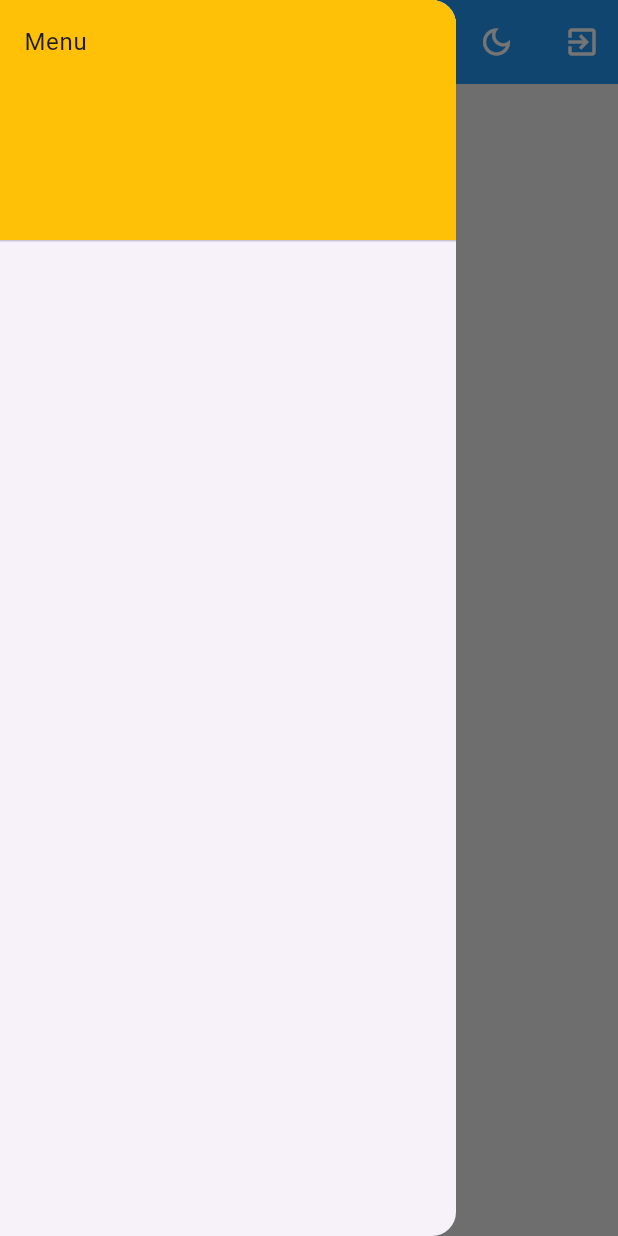
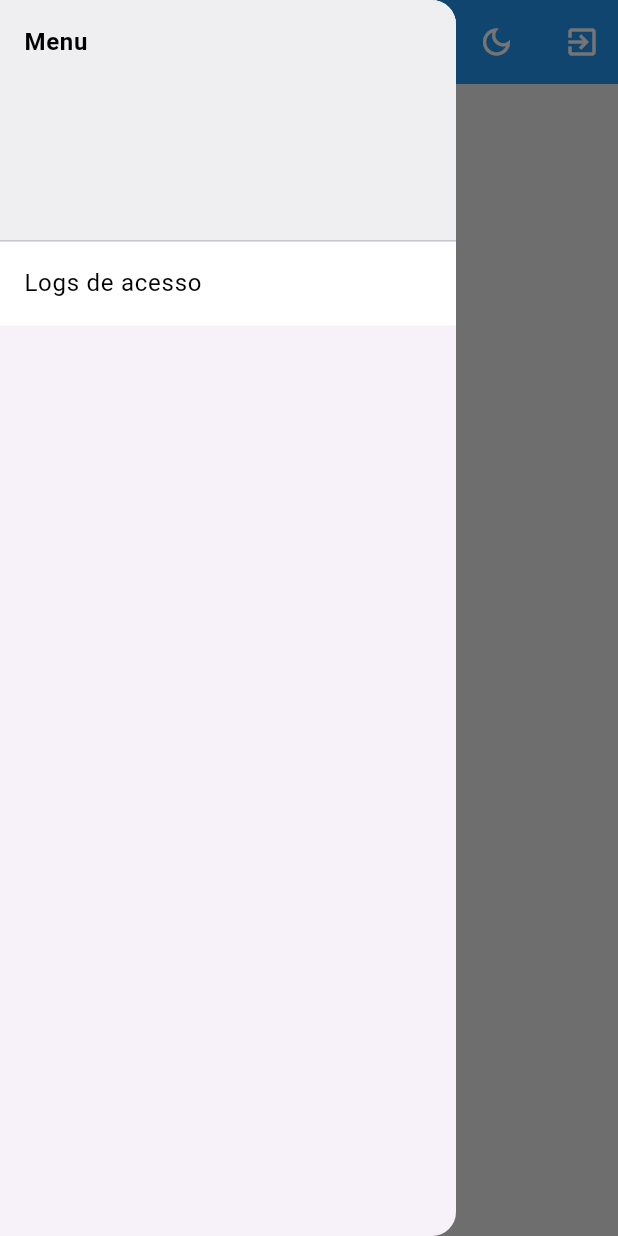
Before and after one commit to Roddzzz/lock-unlock-arduino, a Flutter app: the HubScreen screen opened by its route, with the side drawer open, on a phone screen of 412 x 824 dp. Run offline on Flutter 3.47's test engine with Material 3 defaults, Android fonts, the phone set to English and light mode, and no system bars; our stand-ins replace cloud_firestore, cloud_functions, firebase_auth, firebase_core, google_fonts; accounts and stored records are empty.

```diff
--- a/lib/screens/hub_management.dart
+++ b/lib/screens/hub_management.dart
@@ -41,14 +41,7 @@ class HubScreen extends StatelessWidget {
         ],
       ),
       drawer: Drawer(
-        child: ListView(
-          children: [
-            const DrawerHeader(
-              child: Text("Menu"),
-              decoration: BoxDecoration(color: Colors.amber),
-            ),
-          ],
-        ),
+        child: buildDrawerItems(context),
       ),
       body: Padding(
         padding: EdgeInsets.symmetric(horizontal: 20, vertical: 30),
@@ -222,11 +215,53 @@ class HubScreen extends StatelessWidget {
   Widget buildDrawerMenuIcon(BuildContext context) {
     Color c = context.select((ThemeProvider t) => t.staticColorText);
     return Builder(
-          builder:
-              (innerctx) => IconButton(
-                onPressed: () => Scaffold.of(innerctx).openDrawer(),
-                icon: Icon(Icons.menu, color: c),
+      builder:
+          (innerctx) => IconButton(
+            onPressed: () => Scaffold.of(innerctx).openDrawer(),
+            icon: Icon(Icons.menu, color: c),
+          ),
+    );
+  }
+
+  Widget buildDrawerItem(int index, ThemeProvider t, BuildContext context) {
+    switch (index) {
+      case 0:
+        return DrawerHeader(
+              margin: EdgeInsets.zero,
+              decoration: BoxDecoration(
+                color: t.backgroundColor,
               ),
+              child: Text(
+                "Menu",
+                style: TextStyle(
+                  color: t.secondaryColorText,
+                  fontWeight: FontWeight.bold,
+                ),
+              ),
+            );
+      case 1:
+        return ListTile(
+              tileColor: t.loginBox,
+              title: Text(
+                "Logs de acesso",
+                style: TextStyle(
+                  color: t.secondaryColorText,
+                ),
+              ),
+              onTap: () => Navigator.of(context).pushNamed('/accessLogScreen'),
+            );
+      default:
+        return SizedBox();
+    }
+  }
+
+  Widget buildDrawerItems(BuildContext context) {
+    ThemeProvider t = context.watch<ThemeProvider>();
+    return ListView.separated(
+          itemCount: 2,
+          padding: EdgeInsets.zero,
+          separatorBuilder: (innerContext, index) => Divider(height: 0, thickness: 0, color: Colors.transparent,),
+          itemBuilder: (innerContext, index) => buildDrawerItem(index, t, innerContext),
         );
   }
 }
```
